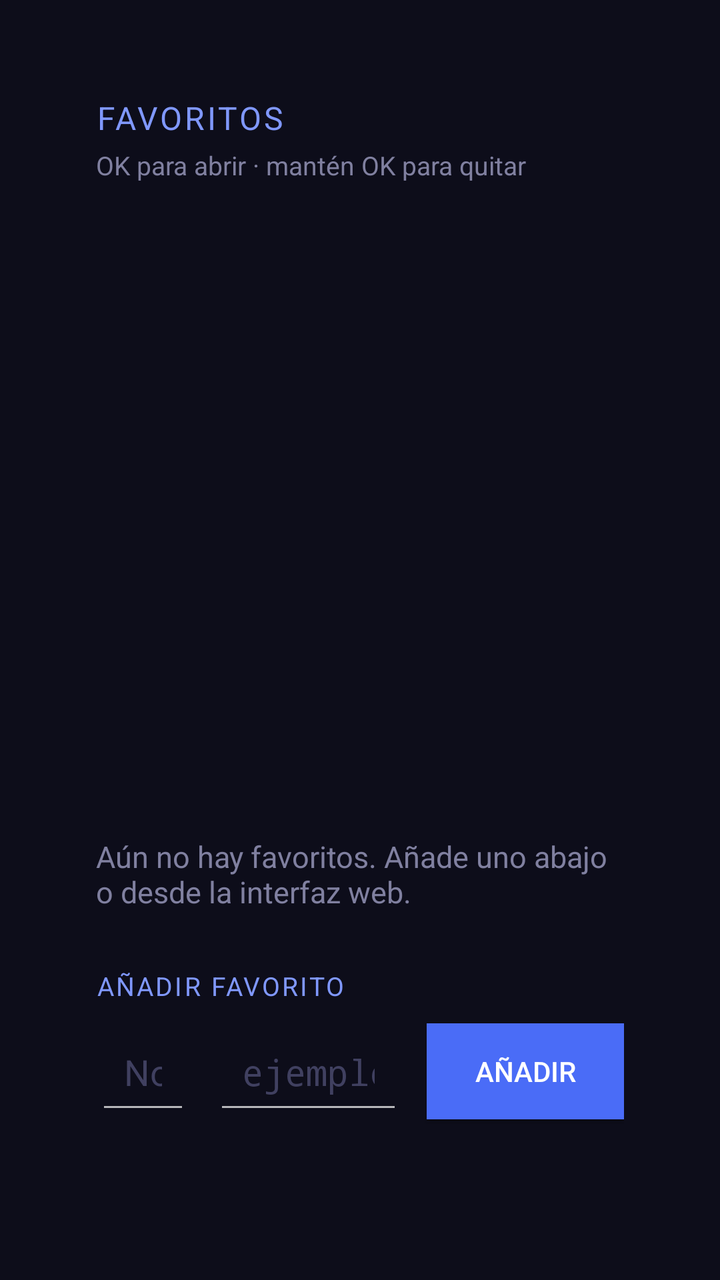
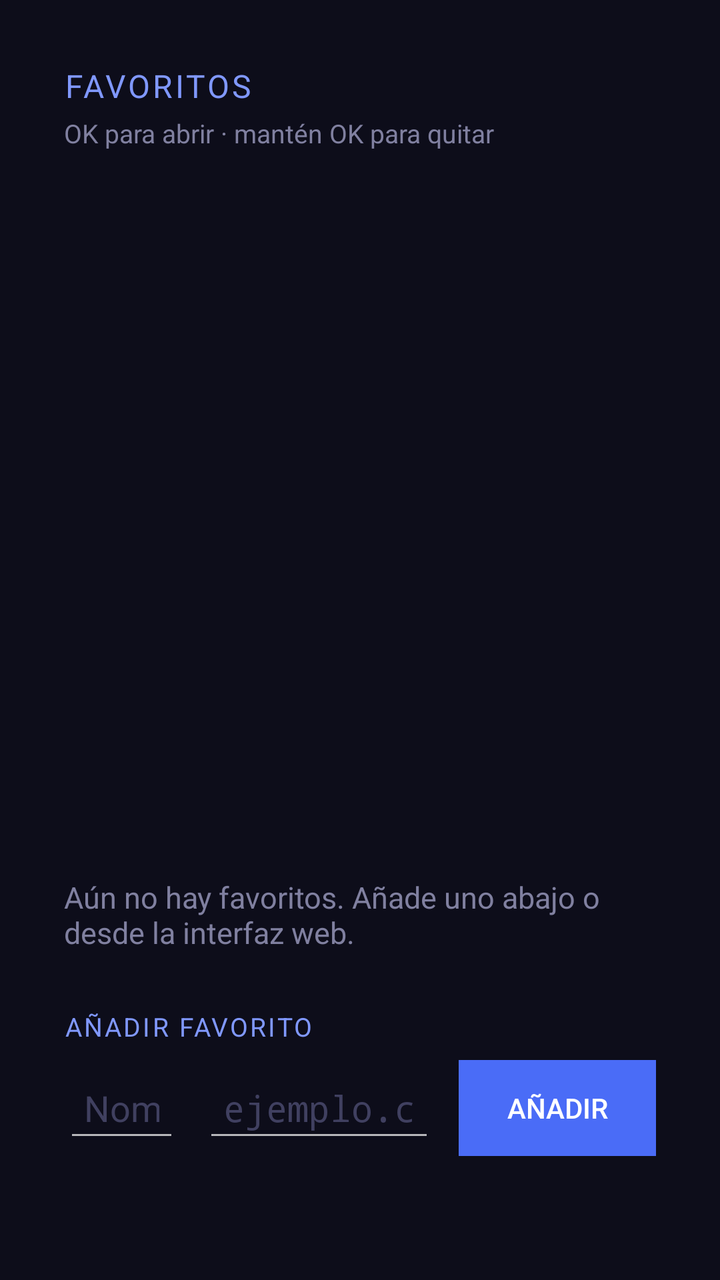

Compare the two renders of this Android layout. The source of the first and the diff that turns it into the second are given below.
<!-- AndroidManifest.xml: application theme Theme.AcelinkTV -->
<!-- res/layout/activity_browser.xml -->
<?xml version="1.0" encoding="utf-8"?>
<FrameLayout xmlns:android="http://schemas.android.com/apk/res/android"
    android:layout_width="match_parent"
    android:layout_height="match_parent"
    android:background="#0d0d1a">

    <LinearLayout
        android:id="@+id/panel_favorites"
        android:layout_width="match_parent"
        android:layout_height="match_parent"
        android:orientation="vertical"
        android:padding="48dp">

        <TextView
            android:layout_width="wrap_content"
            android:layout_height="wrap_content"
            android:text="FAVORITOS"
            android:textColor="#8098ff"
            android:textSize="16sp"
            android:letterSpacing="0.08"
            android:layout_marginBottom="4dp" />

        <TextView
            android:layout_width="wrap_content"
            android:layout_height="wrap_content"
            android:text="OK para abrir · mantén OK para quitar"
            android:textColor="#8080a0"
            android:textSize="13sp"
            android:layout_marginBottom="12dp" />

        <ListView
            android:id="@+id/lv_favorites"
            android:layout_width="match_parent"
            android:layout_height="0dp"
            android:layout_weight="1"
            android:divider="#2a2a50"
            android:dividerHeight="1dp"
            android:listSelector="#4a6cf7"
            android:focusable="true"
            android:nextFocusDown="@+id/et_fav_name" />

        <TextView
            android:id="@+id/tv_favorites_empty"
            android:layout_width="wrap_content"
            android:layout_height="wrap_content"
            android:text="Aún no hay favoritos. Añade uno abajo o desde la interfaz web."
            android:textColor="#8080a0"
            android:textSize="15sp"
            android:layout_marginBottom="12dp" />

        <TextView
            android:layout_width="wrap_content"
            android:layout_height="wrap_content"
            android:text="AÑADIR FAVORITO"
            android:textColor="#8098ff"
            android:textSize="13sp"
            android:letterSpacing="0.08"
            android:layout_marginTop="16dp"
            android:layout_marginBottom="8dp" />

        <LinearLayout
            android:layout_width="match_parent"
            android:layout_height="wrap_content"
            android:orientation="horizontal"
            android:gravity="center_vertical">

            <EditText
                android:id="@+id/et_fav_name"
                android:layout_width="0dp"
                android:layout_height="wrap_content"
                android:layout_weight="1"
                android:hint="Nombre"
                android:inputType="text"
                android:textColor="#e0e0f0"
                android:textColorHint="#404060"
                android:textSize="18sp"
                android:padding="14dp"
                android:layout_marginEnd="12dp"
                android:singleLine="true"
                android:focusable="true"
                android:focusableInTouchMode="true"
                android:nextFocusUp="@id/lv_favorites"
                android:nextFocusRight="@+id/et_fav_url" />

            <EditText
                android:id="@+id/et_fav_url"
                android:layout_width="0dp"
                android:layout_height="wrap_content"
                android:layout_weight="2"
                android:hint="ejemplo.com"
                android:inputType="textUri"
                android:textColor="#e0e0f0"
                android:textColorHint="#404060"
                android:textSize="18sp"
                android:fontFamily="monospace"
                android:padding="14dp"
                android:layout_marginEnd="12dp"
                android:singleLine="true"
                android:focusable="true"
                android:focusableInTouchMode="true"
                android:nextFocusLeft="@id/et_fav_name"
                android:nextFocusRight="@+id/btn_fav_add" />

            <Button
                android:id="@+id/btn_fav_add"
                android:layout_width="wrap_content"
                android:layout_height="wrap_content"
                android:text="Añadir"
                android:textColor="#ffffff"
                android:background="#4a6cf7"
                android:paddingStart="24dp"
                android:paddingEnd="24dp"
                android:focusable="true"
                android:nextFocusLeft="@id/et_fav_url" />

        </LinearLayout>

        <TextView
            android:id="@+id/tv_add_msg"
            android:layout_width="wrap_content"
            android:layout_height="wrap_content"
            android:text=""
            android:textSize="14sp"
            android:minHeight="22dp"
            android:layout_marginTop="8dp" />

    </LinearLayout>

    <WebView
        android:id="@+id/web_view"
        android:layout_width="match_parent"
        android:layout_height="match_parent"
        android:visibility="gone" />

    <View
        android:id="@+id/cursor"
        android:layout_width="28dp"
        android:layout_height="28dp"
        android:background="@drawable/cursor"
        android:visibility="invisible" />

</FrameLayout>
<!-- resources referenced by this layout -->
<resources>
  <!-- drawable cursor (drawable) -->
  <?xml version="1.0" encoding="utf-8"?>
  <shape xmlns:android="http://schemas.android.com/apk/res/android"
      android:shape="oval">
      <solid android:color="#ccffffff" />
      <stroke android:width="3dp" android:color="#cc000000" />
  </shape>
  <style name="Theme.AcelinkTV" parent="@style/Theme.AppCompat.NoActionBar">
          <item name="android:windowBackground">#0d0d1a</item>
          <item name="colorPrimary">#4a6cf7</item>
          <item name="colorPrimaryDark">#16162a</item>
          <item name="colorAccent">#6b8cff</item>
      </style>
</resources>

<!-- the commit's change to res/layout/activity_browser.xml (unified diff, before → after) -->
@@ -9,7 +9,7 @@
         android:layout_width="match_parent"
         android:layout_height="match_parent"
         android:orientation="vertical"
-        android:padding="48dp">
+        android:padding="32dp">
 
         <TextView
             android:layout_width="wrap_content"
@@ -74,7 +74,7 @@
                 android:textColor="#e0e0f0"
                 android:textColorHint="#404060"
                 android:textSize="18sp"
-                android:padding="14dp"
+                android:padding="10dp"
                 android:layout_marginEnd="12dp"
                 android:singleLine="true"
                 android:focusable="true"
@@ -93,7 +93,7 @@
                 android:textColorHint="#404060"
                 android:textSize="18sp"
                 android:fontFamily="monospace"
-                android:padding="14dp"
+                android:padding="10dp"
                 android:layout_marginEnd="12dp"
                 android:singleLine="true"
                 android:focusable="true"
